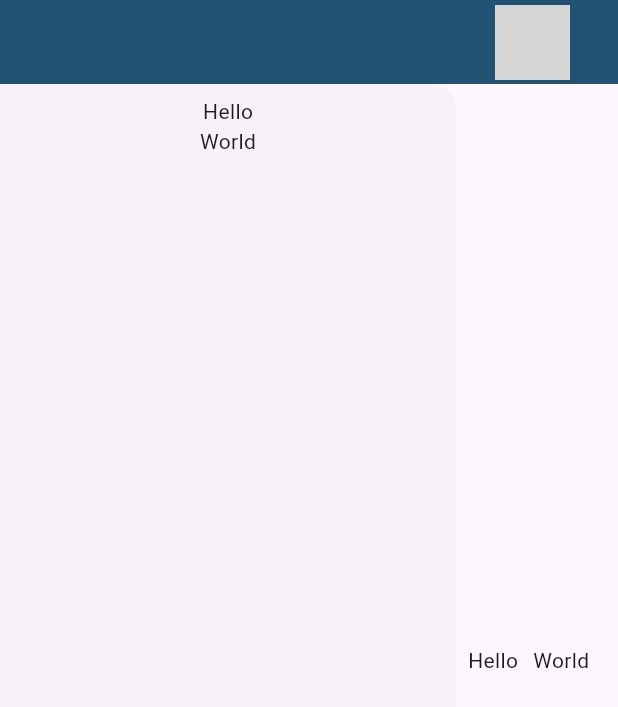
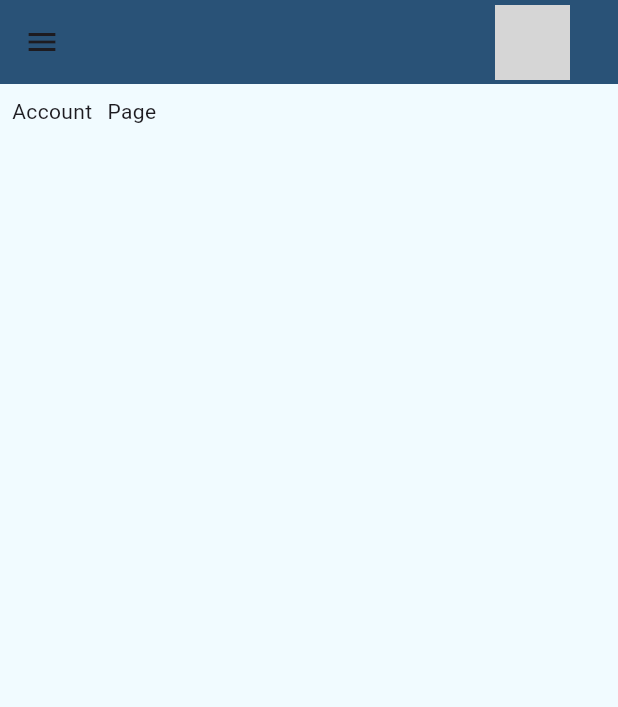
Before and after one commit to MitchWoodin/open_budgie, a Flutter app: the screen it shows after launch, on a phone screen of 412 x 824 dp. Shown: the top 707 px of the screen. Run offline on Flutter 3.47's test engine with Material 2 defaults, Android fonts, the phone set to English and light mode, and no system bars; our stand-ins replace flutter_riverpod; statements that could not run were skipped; grey boxes are pictures that could not be loaded.

```diff
--- a/lib/core/constants/asset_constants.dart
+++ b/lib/core/constants/asset_constants.dart
@@ -1,3 +1,4 @@
 class AssetConstants {
-  static const String LOGO = 'assets/images/logo.png';
+  static const String MAIN_LOGO = 'assets/images/logo.png';
+  static const String SMALL_LOGO = 'assets/images/logo192.png';
 }
--- a/lib/core/constants/ui_constants.dart
+++ b/lib/core/constants/ui_constants.dart
@@ -1,5 +1,7 @@
 import 'package:flutter/material.dart';
 
+import '../../features/accounts/views/account_page.dart';
+import '../../features/budget/views/budget_view.dart';
 import '../theme/core_theme.dart';
 import 'core_constants.dart';
 
@@ -9,30 +11,65 @@ class UIConstants {
       title: Padding(
         padding: const EdgeInsets.symmetric(horizontal: 16.0),
         child: Align(
-          alignment: Alignment.centerRight,
+          alignment: Alignment.topRight,
           child: Image.asset(
-            AssetConstants.LOGO,
+            AssetConstants.MAIN_LOGO,
             fit: BoxFit.cover,
             height: 50,
           ),
         ),
       ),
       backgroundColor: Palette.primary,
+      elevation: 10,
     );
   }
 
-  static Drawer drawer() {
+  // final BuildContext context;
+  // UIConstants({required this.context});
+
+  static Drawer drawer(BuildContext context) {
     return Drawer(
-        child: ListView(padding: EdgeInsets.zero, children: const [
-      Padding(
-        padding: EdgeInsets.all(8.0),
-        child: Column(
-          children: [
-            Text("Hello"),
-            Text("World"),
-          ],
-        ),
+      backgroundColor: Palette.primaryVariant,
+      child: ListView(
+        padding: EdgeInsets.zero,
+        children: [
+          DrawerHeader(
+              child: Image.asset(
+            AssetConstants.SMALL_LOGO,
+            scale: 0.5,
+          )),
+          ListTile(
+            title: const Row(
+              children: [
+                Icon(Icons.monetization_on, color: Colors.grey),
+                SizedBox(width: 15),
+                Text(
+                  "Budget",
+                  style: TextStyle(color: Colors.grey),
+                ),
+              ],
+            ),
+            onTap: () {
+              Navigator.push(context, BudgetView.route());
+            },
+          ),
+          ListTile(
+            title: const Row(
+              children: [
+                Icon(Icons.account_balance, color: Colors.grey),
+                SizedBox(width: 15),
+                Text(
+                  "Accounts",
+                  style: TextStyle(color: Colors.grey),
+                ),
+              ],
+            ),
+            onTap: () {
+              Navigator.push(context, AccountView.route());
+            },
+          ),
+        ],
       ),
-    ]));
+    );
   }
 }
--- a/lib/core/theme/palette.dart
+++ b/lib/core/theme/palette.dart
@@ -2,7 +2,8 @@ import 'package:flutter/material.dart';
 
 class Palette {
   static const Color primary = Color(0xFF205274);
-  static const Color primaryVariant = Color(0xA8205274);
+  static const Color primaryVariant = Color(0xFF23425B);
+  static const Color background = Color(0xFFF1FBFF);
   static const Color secondary = Color(0xFFF57926);
   static const Color secondaryVariant = Color(0x8CF57926);
   static const Color text = Colors.black;
--- /dev/null
+++ b/lib/features/accounts/views/account_page.dart
@@ -0,0 +1,32 @@
+import 'package:budgie_finance/core/constants/ui_constants.dart';
+import 'package:budgie_finance/core/theme/core_theme.dart';
+import 'package:flutter/material.dart';
+import 'package:flutter_riverpod/flutter_riverpod.dart';
+
+class AccountView extends StatefulWidget {
+  static route() => MaterialPageRoute(
+        builder: (context) => const AccountView(),
+  );
+  const AccountView({Key? key}) : super(key: key);
+
+  @override
+  State<AccountView> createState() => _AccountViewState();
+}
+
+class _AccountViewState extends State<AccountView> {
+  @override
+  Widget build(BuildContext context) {
+    return Scaffold(
+      backgroundColor: Palette.background,
+        appBar: UIConstants.appBar(),
+        drawer: UIConstants.drawer(context),
+        body: const Padding(
+          padding: EdgeInsets.all(8.0),
+          child: Row(children: [
+            Text("Account"),
+            SizedBox(width: 10),
+            Text("Page"),
+          ]),
+        ));
+  }
+}
--- /dev/null
+++ b/lib/features/budget/views/budget_view.dart
@@ -0,0 +1,35 @@
+import 'package:budgie_finance/core/constants/ui_constants.dart';
+import 'package:flutter/material.dart';
+
+class BudgetView extends StatefulWidget {
+  static route() => MaterialPageRoute(
+        builder: (context) => const BudgetView(),
+      );
+
+  const BudgetView({Key? key}) : super(key: key);
+
+  @override
+  State<BudgetView> createState() => _BudgetViewState();
+}
+
+class _BudgetViewState extends State<BudgetView> {
+  @override
+  Widget build(BuildContext context) {
+    return Scaffold(
+      appBar: UIConstants.appBar(),
+      drawer: UIConstants.drawer(context),
+      body: const Row(
+        children: [
+          Padding(
+            padding: EdgeInsets.all(8.0),
+            child: Row(children: [
+              Text("Budget"),
+              SizedBox(width: 10),
+              Text("Page"),
+            ]),
+          )
+        ],
+      ),
+    );
+  }
+}
--- a/lib/features/transactions/views/account_page.dart
+++ /dev/null
@@ -1,28 +0,0 @@
-import 'package:budgie_finance/core/constants/ui_constants.dart';
-import 'package:flutter/material.dart';
-
-class AccountView extends StatefulWidget {
-  const AccountView({Key? key}) : super(key: key);
-
-  @override
-  State<AccountView> createState() => _AccountViewState();
-}
-
-class _AccountViewState extends State<AccountView> {
-  @override
-  Widget build(BuildContext context) {
-    return Scaffold(
-        appBar: UIConstants.appBar(),
-        body: Row(children: [
-          UIConstants.drawer(),
-          Padding(
-            padding: const EdgeInsets.all(8.0),
-            child: const Row(children: [
-              Text("Hello"),
-              SizedBox(width: 10),
-              Text("World"),
-            ]),
-          )
-        ]));
-  }
-}
--- a/lib/main.dart
+++ b/lib/main.dart
@@ -1,6 +1,5 @@
+import 'package:budgie_finance/features/accounts/views/account_page.dart';
 import 'package:flutter/material.dart';
-
-import 'features/transactions/views/account_page.dart';
 
 void main() {
   runApp(const MyApp());
--- a/pubspec.yaml
+++ b/pubspec.yaml
@@ -13,6 +13,8 @@ dependencies:
     sdk: flutter
 
   cupertino_icons: ^1.0.2
+  hidden_drawer_menu: ^3.0.1
+  flutter_riverpod: ^2.3.6
 
 dev_dependencies:
   flutter_test:
```
Also changed, not shown: lib/features/accounts/views/single_account_view.dart (added), pubspec.lock.
